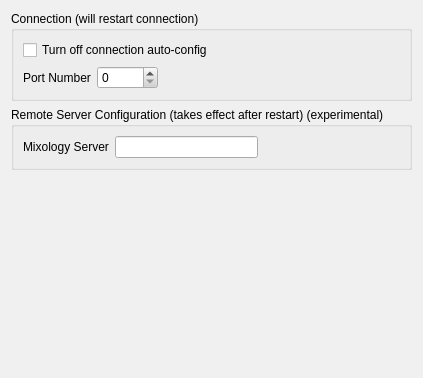
Before: the Qt Designer form MixologistGui/gui/Preferences/ServerDialog.ui in rebeccaskinner/The-Mixologist, drawn with Qt 5.
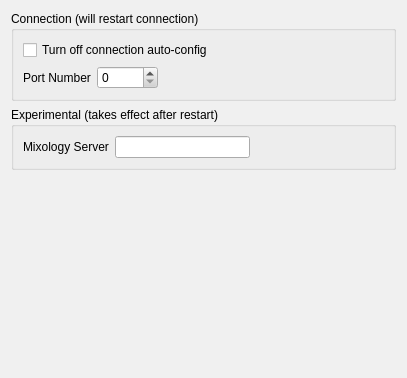
After: the same form once the commit is applied.

What changed in the file:
```diff
--- a/MixologistGui/gui/Preferences/ServerDialog.ui
+++ b/MixologistGui/gui/Preferences/ServerDialog.ui
@@ -560,7 +560,7 @@
       </sizepolicy>
      </property>
      <property name="title">
-      <string>Remote Server Configuration (takes effect after restart) (experimental)</string>
+      <string>Experimental (takes effect after restart)</string>
      </property>
      <layout class="QHBoxLayout" name="_2">
       <item>
```
